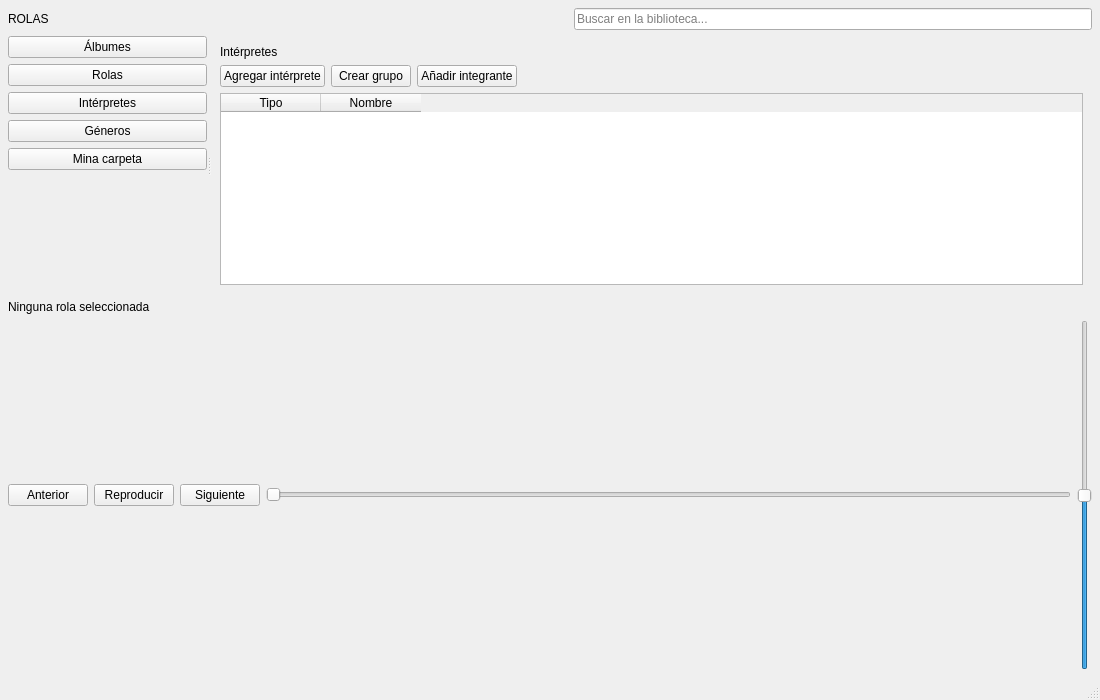
Qt form Interface/Interface/mainwindow.ui (JafetFF/Base-de-datos-musical) before a commit.
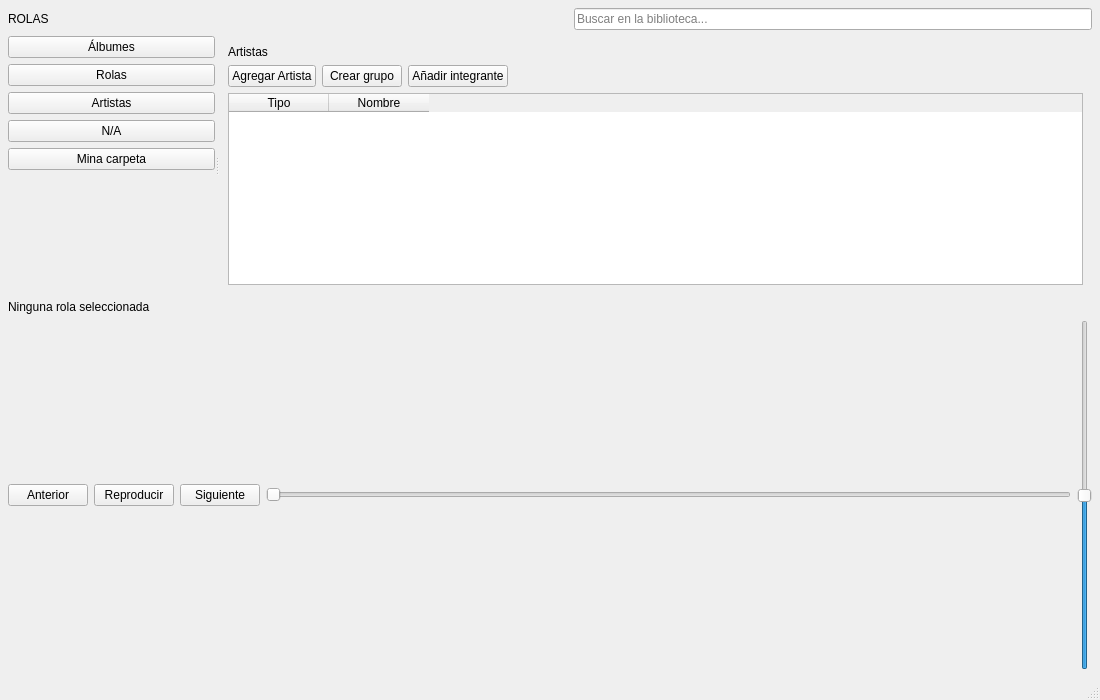
The same form after that commit. The open tabs and pages were chosen to show the change.

Commit message: Ya se muestran los artistas en la interface

Diff of the .ui file:
```diff
--- a/Interface/Interface/mainwindow.ui
+++ b/Interface/Interface/mainwindow.ui
@@ -100,14 +100,14 @@
         <item>
          <widget class="QPushButton" name="artistsButton">
           <property name="text">
-           <string>Intérpretes</string>
+           <string>Artistas</string>
           </property>
          </widget>
         </item>
         <item>
          <widget class="QPushButton" name="genresButton">
           <property name="text">
-           <string>Géneros</string>
+           <string>N/A</string>
           </property>
          </widget>
         </item>
@@ -224,7 +224,7 @@
          <item>
           <widget class="QLabel" name="artistsTitleLabel">
            <property name="text">
-            <string>Intérpretes</string>
+            <string>Artistas</string>
            </property>
           </widget>
          </item>
@@ -233,7 +233,7 @@
            <item>
             <widget class="QPushButton" name="addArtistButton">
              <property name="text">
-              <string>Agregar intérprete</string>
+              <string>Agregar Artista</string>
              </property>
             </widget>
            </item>
```
Left out of the diff: 2 changed lines with no effect on the pictures. The commit also changes 2 other files.
